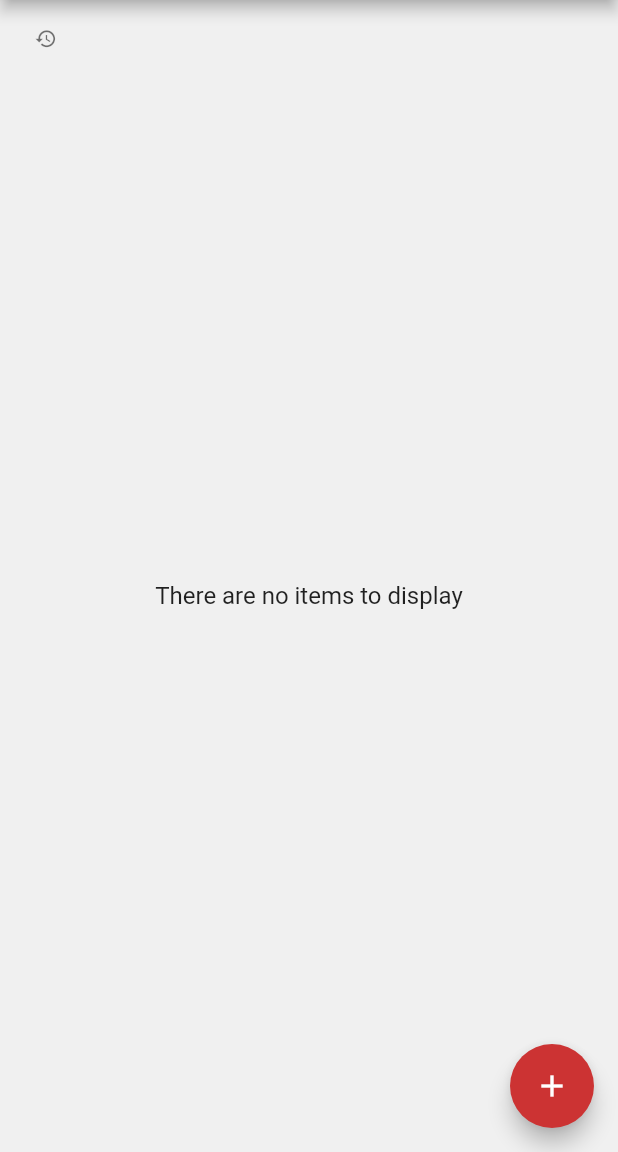
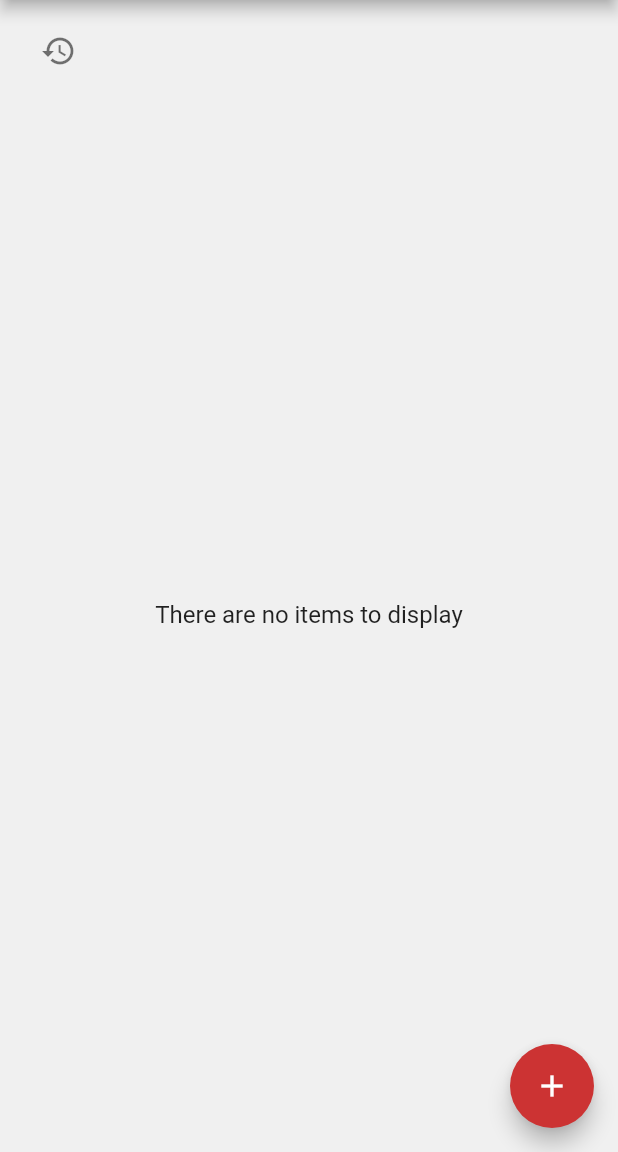
Before and after one commit to HadenHiles/NextShift, a Flutter app: the screen it shows after launch, on a phone screen of 412 x 824 dp, the part 84-1236 px from its top. Run offline on Flutter 3.47's test engine with Material 2 defaults, Android fonts, the phone set to English and light mode, and no system bars; drawn by our look-alikes of flutter_speed_dial; our stand-ins replace cloud_firestore, dropdown_formfield, firebase_auth, flutter_signin_button, google_sign_in, timeago; missing offline and left inert: dart:js_util; accounts and stored records are empty.

Commit message:
Increase "view completed" history icon button size

```diff
--- a/lib/Home.dart
+++ b/lib/Home.dart
@@ -90,11 +90,11 @@ class _HomeState extends State<Home> with SingleTickerProviderStateMixin {
                   children: [
                     ClipOval(
                       child: Container(
-                        height: 25,
-                        width: 30,
+                        padding: const EdgeInsets.all(0.0),
                         margin: EdgeInsets.symmetric(horizontal: 15),
                         color: Colors.transparent,
                         child: IconButton(
+                          alignment: Alignment.center,
                           tooltip: "View Completed",
                           hoverColor: Colors.transparent,
                           focusColor: Colors.transparent,
@@ -106,7 +106,7 @@ class _HomeState extends State<Home> with SingleTickerProviderStateMixin {
                           icon: Icon(
                             Icons.history,
                             color: showCompleted ? Colors.green : Colors.black54,
-                            size: 15,
+                            size: 24,
                           ),
                         ),
                       ),
@@ -253,7 +253,7 @@ class _HomeState extends State<Home> with SingleTickerProviderStateMixin {
           )
         : Container(
             constraints: BoxConstraints(
-              minHeight: MediaQuery.of(context).size.height - 100,
+              minHeight: MediaQuery.of(context).size.height - 120,
             ),
             child: Column(
               mainAxisAlignment: MainAxisAlignment.center,
```
